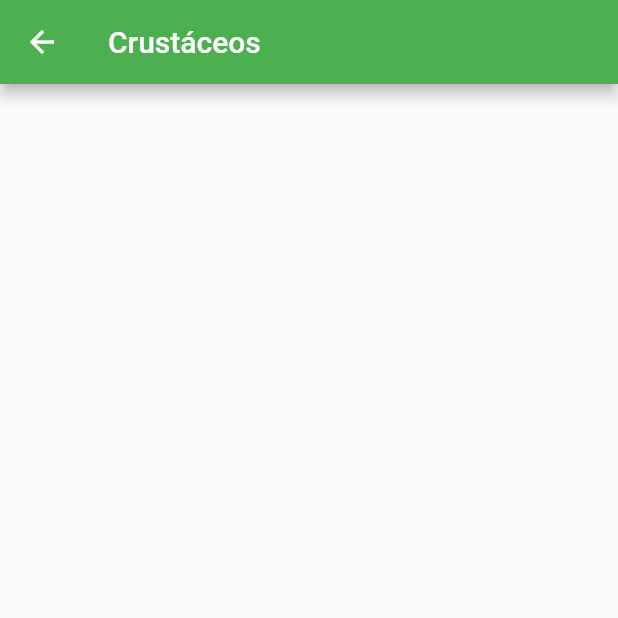
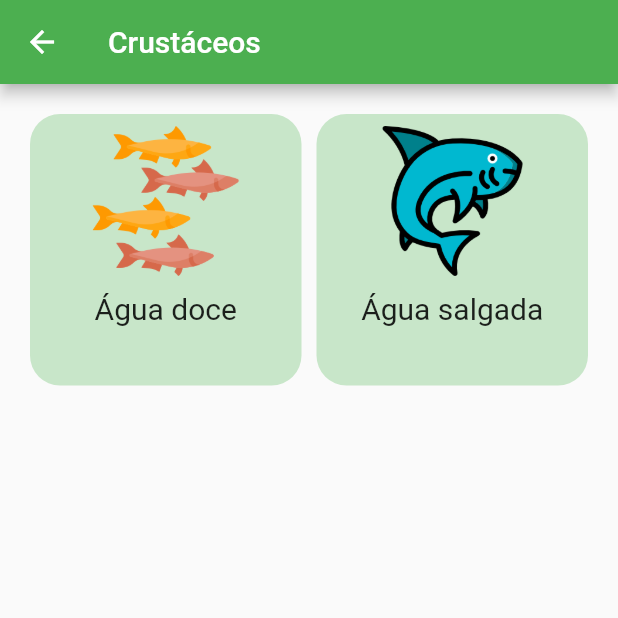
Before and after one commit to lucasoliveirasouza/aquarinfo, a Flutter app: the screen it shows once a user with an empty profile is signed in, in the side drawer, after a tap on "Crustáceos", on a phone screen of 412 x 824 dp, the top half of it. Run offline on Flutter 3.47's test engine with Material 2 defaults, Android fonts, the phone set to English and light mode, and no system bars; our stand-ins replace cloud_firestore, firebase_auth, firebase_core, firebase_storage, image_picker; accounts and stored records are empty.

```diff
--- a/lib/view/crustacean/crustacean_view.dart
+++ /dev/null
@@ -1,20 +0,0 @@
-
-import 'package:flutter/material.dart';
-
-class CrustaceanView extends StatefulWidget {
-  const CrustaceanView({Key? key}) : super(key: key);
-
-  @override
-  _CrustaceanViewState createState() => _CrustaceanViewState();
-}
-
-class _CrustaceanViewState extends State<CrustaceanView> {
-  @override
-  Widget build(BuildContext context) {
-    return Scaffold(
-      appBar: AppBar(
-        title: Text("Crustáceos"),
-      ),
-    );
-  }
-}
--- /dev/null
+++ b/lib/view/crustaceo/crustaceo.dart
@@ -0,0 +1,60 @@
+
+import 'package:flutter/material.dart';
+import 'package:infoquario/view/crustaceo/crustaceo_tipo.dart';
+import 'package:infoquario/widget/card_item.dart';
+
+class CrustaceoView extends StatefulWidget {
+  const CrustaceoView({Key? key}) : super(key: key);
+
+  @override
+  _CrustaceoViewState createState() => _CrustaceoViewState();
+}
+
+class _CrustaceoViewState extends State<CrustaceoView> {
+  @override
+  Widget build(BuildContext context) {
+    return Scaffold(
+      appBar: AppBar(
+        title: Text("Crustáceos"),
+      ),
+      body: Container(
+          child: GridView.count(
+            primary: false,
+            padding: const EdgeInsets.all(20),
+            crossAxisSpacing: 10,
+            mainAxisSpacing: 10,
+            crossAxisCount: 2,
+            children: <Widget>[
+              CardItem(
+                image: "agua_salgada/cardume.png",
+                title: "Água doce",
+                color: Colors.green.shade100,
+                onTap: (){
+                  Navigator.push(
+                    context,
+                    MaterialPageRoute(
+                      builder: (context) => CrustaceoTipoView(tipoAgua: "doce"),
+                    ),
+                  );
+                },
+              ),
+              CardItem(
+                image: "agua_salgada/carnivoros.png",
+                title: "Água salgada",
+                color: Colors.green.shade100,
+                onTap: (){
+                  Navigator.push(
+                    context,
+                    MaterialPageRoute(
+                      builder: (context) => CrustaceoTipoView(tipoAgua: "salgada"),
+                    ),
+                  );
+                },
+              ),
+
+            ],
+          )
+      ),
+    );
+  }
+}
--- a/lib/view/menu/menu_view.dart
+++ b/lib/view/menu/menu_view.dart
@@ -4,7 +4,7 @@ import 'package:flutter/material.dart';
 import 'package:infoquario/services/auth_service.dart';
 import 'package:infoquario/view/about/about_view.dart';
 import 'package:infoquario/view/aquarium/aquarium_view.dart';
-import 'package:infoquario/view/crustacean/crustacean_view.dart';
+import 'package:infoquario/view/crustaceo/crustaceo.dart';
 import 'package:infoquario/view/peixe_agua_salgada/peixe_agua_salgada.dart';
 import 'package:infoquario/view/turtle/turtle_view.dart';
 
@@ -84,7 +84,7 @@ class _MenuViewState extends State<MenuView> {
               Navigator.push(
                 context,
                 MaterialPageRoute(
-                  builder: (context) => CrustaceanView(),
+                  builder: (context) => CrustaceoView(),
                 ),
               )
             },
--- a/lib/view/peixe_agua_doce/peixe_agua_doce.dart
+++ b/lib/view/peixe_agua_doce/peixe_agua_doce.dart
@@ -27,7 +27,7 @@ class _PeixeAguaDoceViewState extends State<PeixeAguaDoceView> {
           crossAxisCount: 2,
           children: <Widget>[
             CardItem(
-              image: "shoal.png",
+              image: "agua_doce/shoal.png",
               title: "Todos",
               color: Colors.green.shade100,
               onTap: (){
@@ -40,7 +40,7 @@ class _PeixeAguaDoceViewState extends State<PeixeAguaDoceView> {
               },
             ),
             CardItem(
-              image: "piranha.png",
+              image: "agua_doce/piranha.png",
               title: "Carnívoros",
               color: Colors.green.shade100,
               onTap: (){
@@ -53,7 +53,7 @@ class _PeixeAguaDoceViewState extends State<PeixeAguaDoceView> {
               },
             ),
             CardItem(
-              image: "guppy.png",
+              image: "agua_doce/guppy.png",
               title: "Herbívoros",
               color: Colors.green.shade100,
               onTap: (){
@@ -66,7 +66,7 @@ class _PeixeAguaDoceViewState extends State<PeixeAguaDoceView> {
               },
             ),
             CardItem(
-              image: "tetraneon.png",
+              image: "agua_doce/tetraneon.png",
               title: "Onívoros",
               color: Colors.green.shade100,
               onTap: (){
@@ -80,7 +80,7 @@ class _PeixeAguaDoceViewState extends State<PeixeAguaDoceView> {
             ),
 
             CardItem(
-              image: "carpa.png",
+              image: "agua_doce/carpa.png",
               title: "Planctógafos",
               color: Colors.green.shade100,
               onTap: (){
@@ -94,7 +94,7 @@ class _PeixeAguaDoceViewState extends State<PeixeAguaDoceView> {
             ),
 
             CardItem(
-              image: "substituir.png",
+              image: "agua_doce/carpadetritos.png",
               title: "Detritívoros",
               color: Colors.green.shade100,
               onTap: (){
--- a/pubspec.yaml
+++ b/pubspec.yaml
@@ -67,3 +67,4 @@ flutter:
     - assets/
     - assets/images/
     - assets/images/agua_salgada/
+    - assets/images/agua_doce/
```
Also changed, not shown: lib/view/crustaceo/crustaceo_lista.dart (added, +21 -0 lines), lib/view/crustaceo/crustaceo_tipo.dart (added, +74 -0 lines), assets/images/carpa.png (deleted), assets/images/guppy.png (deleted), assets/images/matogrosso.png (deleted), assets/images/piranha.png (deleted), assets/images/shoal.png (deleted), assets/images/substituir.png (deleted), assets/images/tetraneon.png (deleted).
